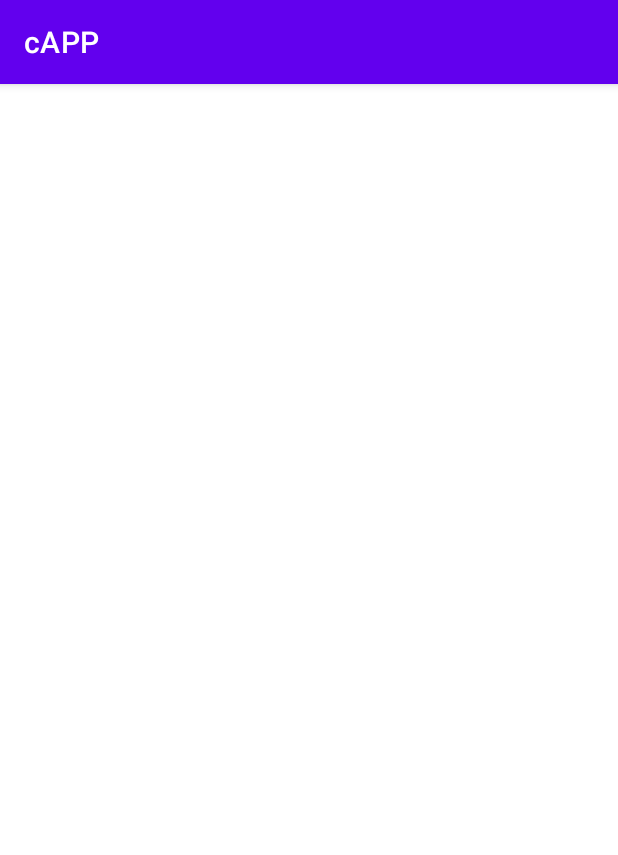
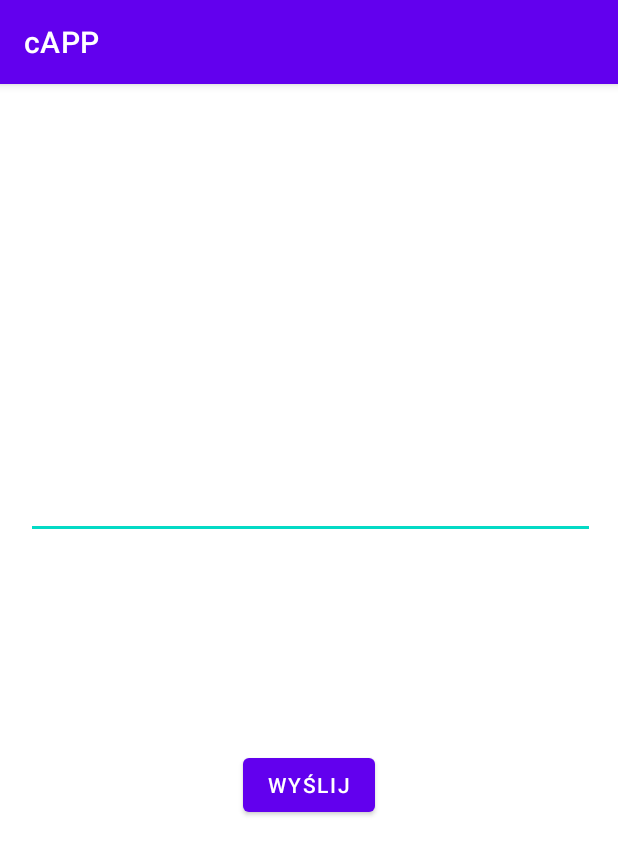
Before and after one commit to ValadaRP/Pwsteprojekt1, an Android app: the Wiadomosci screen opened directly, with no data from a screen before it, on a phone screen of 412 x 824 dp. Shown: the top 855 px of the screen. Run offline under Robolectric (Android 15) with nearby library versions, the phone set to English and light mode, and no system bars.

Commit message:
aktywnosc wiadomosci, deklaracja editText i Button

```diff
--- a/app/src/main/java/com/example/pwsteprojekt/Wiadomosci.java
+++ b/app/src/main/java/com/example/pwsteprojekt/Wiadomosci.java
@@ -3,14 +3,20 @@ package com.example.pwsteprojekt;
 import androidx.appcompat.app.AppCompatActivity;
 
 import android.os.Bundle;
+import android.widget.Button;
+import android.widget.EditText;
 
 public class Wiadomosci extends AppCompatActivity {
 
-
+    private Button wyslijButton;
+    private EditText editTextMessage;
 
     @Override
     protected void onCreate(Bundle savedInstanceState) {
         super.onCreate(savedInstanceState);
         setContentView(R.layout.activity_wiadomosci);
+        wyslijButton = findViewById(R.id.wyslijButton);
+        editTextMessage = findViewById(R.id.editTextMessage);
+
     }
 }
--- a/app/src/main/res/layout/activity_wiadomosci.xml
+++ b/app/src/main/res/layout/activity_wiadomosci.xml
@@ -6,4 +6,29 @@
     android:layout_height="match_parent"
     tools:context=".Wiadomosci">
 
+    <EditText
+        android:id="@+id/editTextMessage"
+        android:layout_width="379dp"
+        android:layout_height="280dp"
+        android:layout_marginStart="26dp"
+        android:layout_marginTop="23dp"
+        android:layout_marginEnd="24dp"
+        android:ems="10"
+        android:gravity="start|top"
+        android:inputType="textMultiLine"
+        app:layout_constraintEnd_toEndOf="parent"
+        app:layout_constraintStart_toStartOf="parent"
+        app:layout_constraintTop_toTopOf="parent"
+        tools:ignore="SpeakableTextPresentCheck"
+        android:autofillHints="" />
+
+    <Button
+        android:id="@+id/wyslijButton"
+        android:layout_width="wrap_content"
+        android:layout_height="wrap_content"
+        android:layout_marginTop="140dp"
+        android:text="@string/but_wiadomosc_wyslij"
+        app:layout_constraintEnd_toEndOf="parent"
+        app:layout_constraintStart_toStartOf="parent"
+        app:layout_constraintTop_toBottomOf="@+id/editTextMessage" />
 </androidx.constraintlayout.widget.ConstraintLayout>
--- a/app/src/main/res/values/strings.xml
+++ b/app/src/main/res/values/strings.xml
@@ -10,5 +10,6 @@
 
     <string name="but_zrob_zdjecie">Zrób zdjęcie</string>
     <string name="but_wyslij">Wyślij</string>
+    <string name="but_wiadomosc_wyslij">Wyślij</string>
 
 </resources>
```
